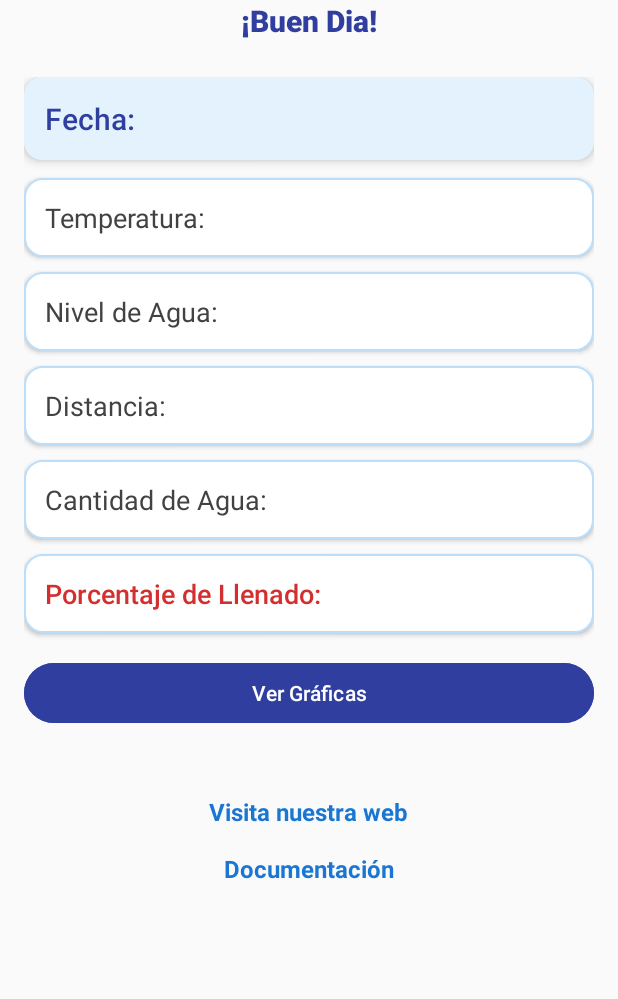
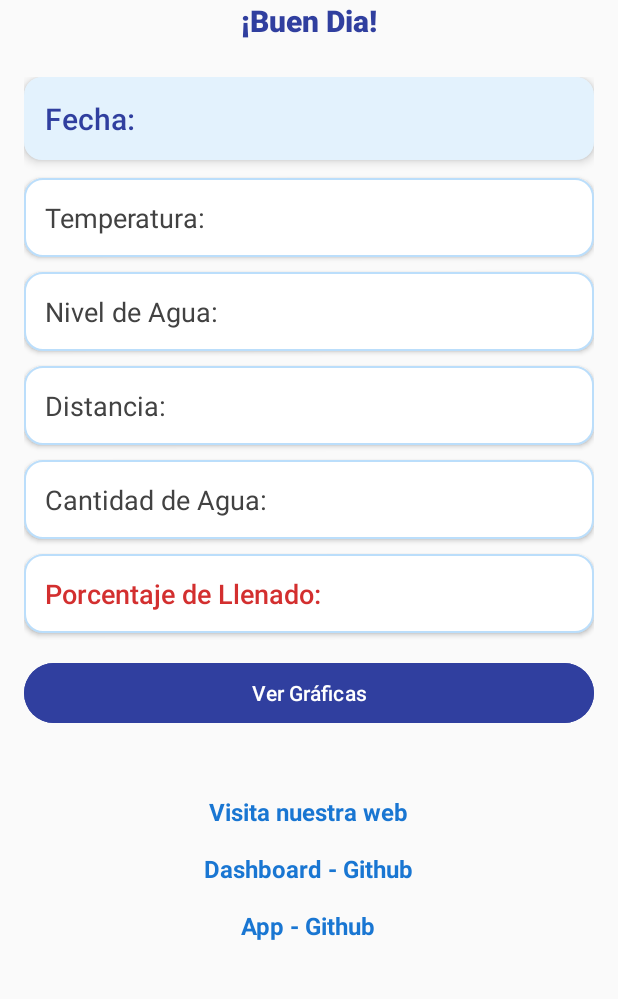
Before and after one commit to CesarUrrutia4383/aquameasure_app_full_v1, an Android app: the screen it shows after launch (MainActivity), on a phone screen of 412 x 824 dp, the part 155-1154 px from its top. Run offline under Robolectric (Android 15) with nearby library versions, the phone set to English and light mode, and no system bars; our stand-ins replace Volley; network calls fail.

```diff
--- a/app/src/main/java/com/example/aquameasure_app/MainActivity.kt
+++ b/app/src/main/java/com/example/aquameasure_app/MainActivity.kt
@@ -74,7 +74,11 @@ class MainActivity : AppCompatActivity() {
             val intent = Intent(Intent.ACTION_VIEW, Uri.parse("https://github.com/CesarUrrutia4383/aquameasure_dashboard"))
             startActivity(intent)
         }
-
+        val linkDocs2: TextView = findViewById(R.id.linkDocs2)
+        linkDocs2.setOnClickListener {
+            val intent = Intent(Intent.ACTION_VIEW, Uri.parse("https://github.com/CesarUrrutia4383/aquameasure_app_full_v1"))
+            startActivity(intent)
+        }
     }
 
     private fun actualizarDatosPeriodicamente() {
--- a/app/src/main/res/layout/activity_main.xml
+++ b/app/src/main/res/layout/activity_main.xml
@@ -172,7 +172,20 @@ android:fontFamily="sans-serif-medium"/>
         android:id="@+id/linkDocs"
         android:layout_width="wrap_content"
         android:layout_height="wrap_content"
-        android:text="Documentación"
+        android:text="Dashboard - Github"
+        android:textColor="#1976D2"
+        android:textSize="16sp"
+        android:clickable="true"
+        android:focusable="true"
+        android:textStyle="bold"
+        android:padding="8dp"
+        android:fontFamily="sans-serif"
+        android:autoLink="web"/>
+    <TextView
+        android:id="@+id/linkDocs2"
+        android:layout_width="wrap_content"
+        android:layout_height="wrap_content"
+        android:text="App - Github"
         android:textColor="#1976D2"
         android:textSize="16sp"
         android:clickable="true"
```
